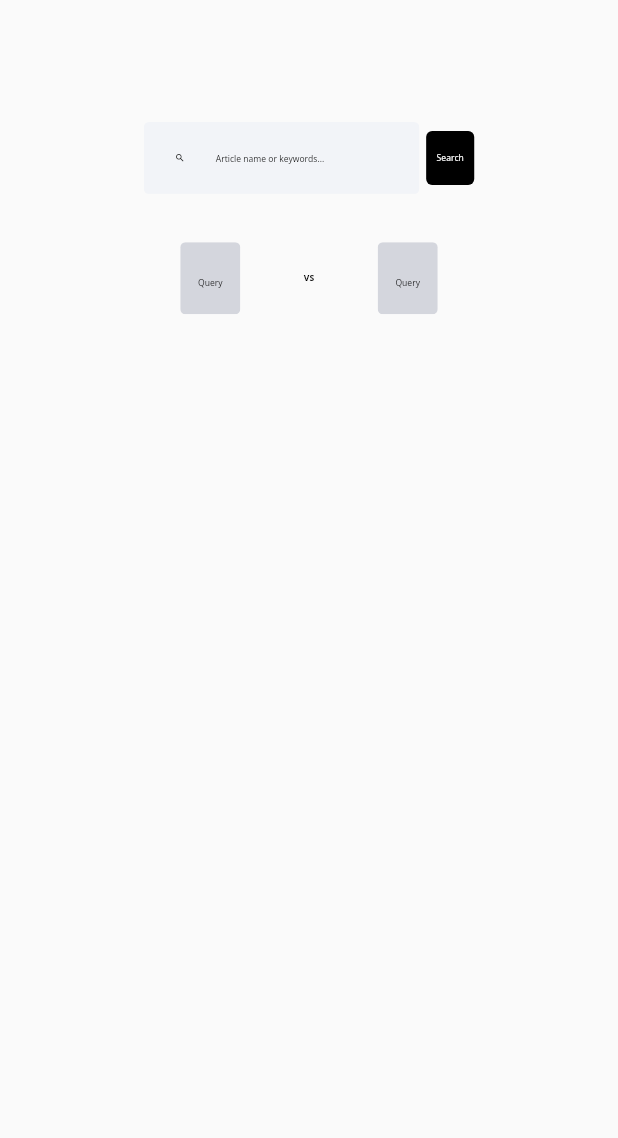
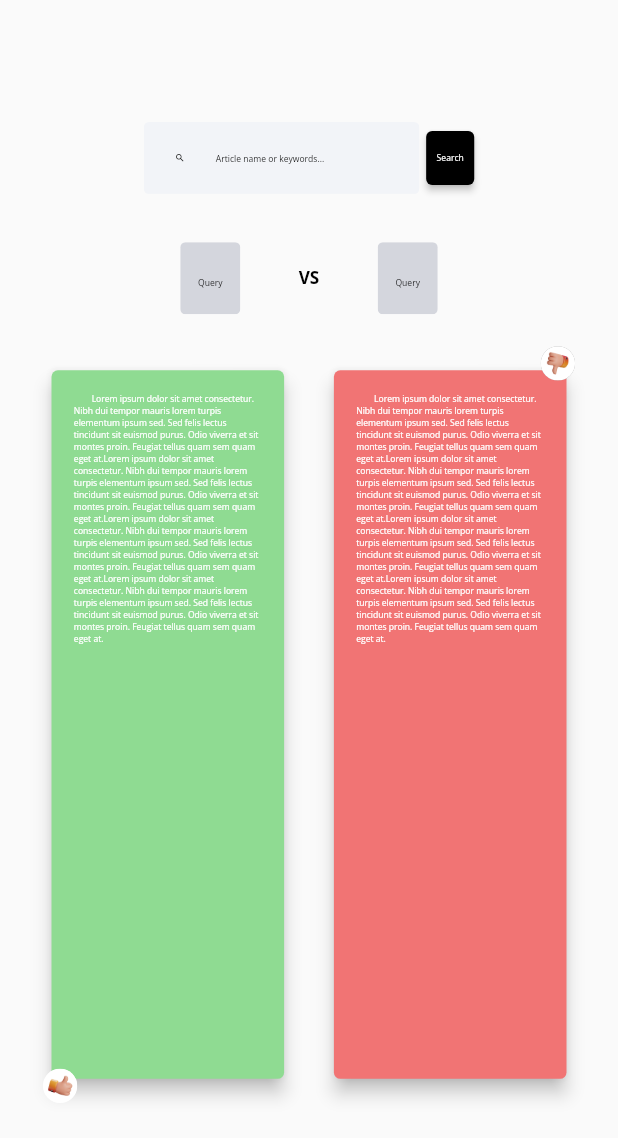
Before and after one commit to ipriyam26/pyspark, a Flutter app: the screen it shows after launch, on a phone screen of 412 x 824 dp. Shown: the top 1138 px of the screen. Run offline on Flutter 3.47's test engine with Material 2 defaults, Android fonts, the phone set to English and light mode, and no system bars; our stand-ins replace flutter_screenutil, flutter_spinkit, get, google_fonts.

Commit message:
Done with front end and first draft

```diff
--- a/FlutterProjects/twin_perspectivee/lib/controller/query_controller.dart
+++ b/FlutterProjects/twin_perspectivee/lib/controller/query_controller.dart
@@ -5,28 +5,25 @@ import 'package:twin_perspectivee/model/response.dart';
 import 'package:http/http.dart' as http;
 
 class QueryController extends GetxController {
-
   RxString query = ''.obs;
 
   void updateQuery(String newQuery) {
     query.value = newQuery;
+    update();
   }
 
   void clearQuery() {
     query.value = '';
+    // refresh();
+    update();
   }
 
   Future<ApiResponse> getResponse() async {
-
 // call api in flutter
-var result = await http.get(Uri.parse('https://jsonplaceholder.typicode.com/albums/1'));
+    var result = await http
+        .get(Uri.parse('https://jsonplaceholder.typicode.com/albums/1'));
 // convert json to object
     var response = ApiResponse.fromJson(jsonDecode(result.body));
     return response;
-
-
   }
-
-
-
 }
--- a/FlutterProjects/twin_perspectivee/lib/home.dart
+++ b/FlutterProjects/twin_perspectivee/lib/home.dart
@@ -1,19 +1,45 @@
 import 'package:flutter/material.dart';
 import 'package:flutter_screenutil/flutter_screenutil.dart';
+import 'package:flutter_spinkit/flutter_spinkit.dart';
+import 'package:get/get.dart';
 import 'package:google_fonts/google_fonts.dart';
+import 'package:twin_perspectivee/controller/query_controller.dart';
 
 class HomeScreen extends StatelessWidget {
-  const HomeScreen({Key? key}) : super(key: key);
+  HomeScreen({Key? key}) : super(key: key);
 
+  QueryController queryController = Get.put(QueryController());
   @override
   Widget build(BuildContext context) {
+    final spinKit = SpinKitPouringHourGlass(
+      color: Colors.black,
+      size: 70.w,
+    );
+    bool isLoading = false;
+    var VSText = Text(
+      "VS",
+      style: TextStyle(
+        color: Colors.black,
+        fontFamily: GoogleFonts.openSans().fontFamily,
+        fontSize: 40.sp,
+        fontWeight: FontWeight.w700,
+      ),
+    );
+    var SearchText = Text(
+      "Search",
+      style: TextStyle(
+        color: Colors.white,
+        fontFamily: GoogleFonts.openSans().fontFamily,
+        fontSize: 20.sp,
+        fontWeight: FontWeight.w400,
+      ),
+    );
     return Scaffold(
       body: Container(
-
-// alignment: Alignment.topCenter,
         padding: EdgeInsets.symmetric(vertical: 101.h, horizontal: 114.w),
-        child: Column(
-          crossAxisAlignment:  CrossAxisAlignment.center,
+        child: GetBuilder<QueryController>(builder: (controller) {
+          return Column(
+            crossAxisAlignment: CrossAxisAlignment.center,
             children: [
               Row(
                 mainAxisAlignment: MainAxisAlignment.center,
@@ -21,13 +47,18 @@ mainAxisAlignment: MainAxisAlignment.center,
                   ClipRRect(
                     borderRadius: BorderRadius.circular(12.r),
                     child: Container(
-                    // height: 74.h,
                       width: 642.w,
                       color: const Color(0xffF2F4F8),
-                    child: TextField(
+                      child: Obx(() => TextFormField(
+                            initialValue: queryController.query.value,
+                            onChanged: (value) {
+                              queryController.updateQuery(value);
+
+                            },
                             scrollPadding: EdgeInsets.all(100.w),
                             decoration: InputDecoration(
-                        prefixIcon: Icon(Icons.search,
+                              prefixIcon: Icon(
+                                Icons.search,
                                 color: Colors.black,
                                 size: 24.w,
                               ),
@@ -41,27 +72,26 @@ mainAxisAlignment: MainAxisAlignment.center,
                                 fontWeight: FontWeight.w400,
                               ),
                             ),
+                          )),
                     ),
                   ),
+                  SizedBox(
+                    width: 16.w,
                   ),
-                SizedBox(width: 16.w,),
                   SizedBox(
                     width: 112.w,
-                  child: ElevatedButton(onPressed: null,
+                    child: ElevatedButton(
+                      onPressed: () {
+                        controller.clearQuery();
+                      },
                       style: ButtonStyle(
-                  backgroundColor: MaterialStateProperty.all(Colors.black),
-                  padding: MaterialStateProperty.all(EdgeInsets.all(20.r)),
-                  textStyle: MaterialStateProperty.all(const TextStyle(fontSize: 20))), child:  Text("Search",
-                  style: TextStyle(
-                    color: Colors.white,
-                    fontFamily: GoogleFonts.openSans().fontFamily,
-                    fontSize: 20.sp,
-                    fontWeight: FontWeight.w400,
-                  ),
-                  ),
-
-
-
+                          backgroundColor:
+                              MaterialStateProperty.all(Colors.black),
+                          padding:
+                              MaterialStateProperty.all(EdgeInsets.all(20.r)),
+                          textStyle: MaterialStateProperty.all(
+                              const TextStyle(fontSize: 20))),
+                      child: SearchText,
                     ),
                   )
                 ],
@@ -72,18 +102,144 @@ mainAxisAlignment: MainAxisAlignment.center,
                 width: 600.w,
                 child: Row(
                   mainAxisAlignment: MainAxisAlignment.spaceBetween,
+                  children: [const Split(), VSText, const Split()],
+                ),
+              ),
+              SizedBox(
+                height: isLoading ? 200.h : 40.h,
+              ),
+              isLoading
+                  ? Center(
+                      child: spinKit,
+                    )
+                  : Container(
+                      height: 600.h,
+                      width: 1200.w,
+                      child: Row(
+                        mainAxisAlignment: MainAxisAlignment.spaceBetween,
                         children: [
-              ClipRRect(
+                          const Cardd(
+                            tt: """
+        Lorem ipsum dolor sit amet consectetur. Nibh dui tempor mauris lorem turpis elementum ipsum sed. Sed felis lectus tincidunt sit euismod purus. Odio viverra et sit montes proin. Feugiat tellus quam sem quam eget at.Lorem ipsum dolor sit amet consectetur. Nibh dui tempor mauris lorem turpis elementum ipsum sed. Sed felis lectus tincidunt sit euismod purus. Odio viverra et sit montes proin. Feugiat tellus quam sem quam eget at.Lorem ipsum dolor sit amet consectetur. Nibh dui tempor mauris lorem turpis elementum ipsum sed. Sed felis lectus tincidunt sit euismod purus. Odio viverra et sit montes proin. Feugiat tellus quam sem quam eget at.Lorem ipsum dolor sit amet consectetur. Nibh dui tempor mauris lorem turpis elementum ipsum sed. Sed felis lectus tincidunt sit euismod purus. Odio viverra et sit montes proin. Feugiat tellus quam sem quam eget at.""",
+                            color: Color(0xff8FDB92),
+                            isPositive: true,
+                          ),
+                          const Cardd(
+                            tt: """
+        Lorem ipsum dolor sit amet consectetur. Nibh dui tempor mauris lorem turpis elementum ipsum sed. Sed felis lectus tincidunt sit euismod purus. Odio viverra et sit montes proin. Feugiat tellus quam sem quam eget at.Lorem ipsum dolor sit amet consectetur. Nibh dui tempor mauris lorem turpis elementum ipsum sed. Sed felis lectus tincidunt sit euismod purus. Odio viverra et sit montes proin. Feugiat tellus quam sem quam eget at.Lorem ipsum dolor sit amet consectetur. Nibh dui tempor mauris lorem turpis elementum ipsum sed. Sed felis lectus tincidunt sit euismod purus. Odio viverra et sit montes proin. Feugiat tellus quam sem quam eget at.Lorem ipsum dolor sit amet consectetur. Nibh dui tempor mauris lorem turpis elementum ipsum sed. Sed felis lectus tincidunt sit euismod purus. Odio viverra et sit montes proin. Feugiat tellus quam sem quam eget at.""",
+                            color: Color(0xffF17474),
+                            isPositive: false,
+                          ),
+                        ],
+                      ),
+                    )
+            ],
+          );
+        }),
+      ),
+    );
+  }
+}
+
+class Cardd extends StatelessWidget {
+  const Cardd({
+    required this.color,
+    required this.tt,
+    required this.isPositive,
+    Key? key,
+  }) : super(key: key);
+
+  final Color color;
+  final String tt;
+  final bool isPositive;
+  @override
+  Widget build(BuildContext context) {
+    return Stack(
+      clipBehavior: Clip.none,
+      alignment: isPositive ? Alignment.bottomLeft : Alignment.topRight,
+      children: [
+        Material(
+          elevation: 5,
+          color: color,
+          borderRadius: BorderRadius.circular(15.r),
+          child: Container(
+            width: 542.w,
+            height: 587.h,
+            padding: EdgeInsets.all(52.w),
+            child: Text(
+              tt,
+              style: TextStyle(
+                color: Colors.white,
+                fontFamily: GoogleFonts.openSans().fontFamily,
+                fontSize: 20.sp,
+                fontWeight: FontWeight.w400,
+              ),
+            ),
+          ),
+        ),
+        !isPositive
+            ? Positioned(
+                top: -20.h,
+                right: -20.w,
+                child: ClipOval(
+                  child: Material(
+                    color: Colors.grey,
+                    elevation: 70,
+                    child: Container(
+                      width: 80.w,
+                      height: 80.w,
+                      padding: EdgeInsets.all(10.w),
+                      color: Colors.white,
+                      child: Image.asset(
+                        "assets/down.png",
+                        fit: BoxFit.cover,
+                      ),
+                    ),
+                  ),
+                ),
+              )
+            : Positioned(
+                left: -20.w,
+                bottom: -20.h,
+                child: ClipOval(
+                  child: Material(
+                    shadowColor: Colors.grey,
+                    elevation: 70,
+                    child: Container(
+                      width: 80.w,
+                      height: 80.w,
+                      padding: EdgeInsets.all(10.w),
+                      color: Colors.white,
+                      child: Image.asset(
+                        "assets/up.png",
+                        fit: BoxFit.cover,
+                      ),
+                    ),
+                  ),
+                ),
+              )
+      ],
+    );
+  }
+}
+
+class Split extends StatelessWidget {
+  const Split({
+    Key? key,
+  }) : super(key: key);
+
+  @override
+  Widget build(BuildContext context) {
+    return ClipRRect(
       borderRadius: BorderRadius.circular(12.r),
       child: Container(
         padding: EdgeInsets.symmetric(horizontal: 5.w),
-                  color: Color.fromARGB(255, 212, 214, 221),
+        color: const Color.fromARGB(255, 212, 214, 221),
         width: 140.w,
         child: TextField(
           textAlign: TextAlign.center,
           // scrollPadding: EdgeInsets.all(100.w),
           decoration: InputDecoration(
-
             fillColor: const Color(0xffF2F4F8),
             border: InputBorder.none,
             hintText: "Query",
@@ -96,43 +252,6 @@ mainAxisAlignment: MainAxisAlignment.center,
           ),
         ),
       ),
-              ),
-              Text("VS", style: TextStyle(
-                                  color: Colors.black,
-                                  fontFamily: GoogleFonts.openSans().fontFamily,
-                                  fontSize: 20.sp,
-                                  fontWeight: FontWeight.w700,
-                                  ),),
-              ClipRRect(
-                borderRadius: BorderRadius.circular(12.r),
-                child: Container(
-                  padding: EdgeInsets.symmetric(horizontal: 5.w),
-                  color: Color.fromARGB(255, 212, 214, 221),
-                  width: 140.w,
-                  child: TextField(
-                    textAlign: TextAlign.center,
-                            // scrollPadding: EdgeInsets.all(100.w),
-                            decoration: InputDecoration(
-
-                              fillColor: const Color(0xffF2F4F8),
-                              border: InputBorder.none,
-                              hintText: "Query",
-                              hintStyle: TextStyle(
-                                  color: Colors.black,
-                                  fontFamily: GoogleFonts.openSans().fontFamily,
-                                  fontSize: 20.sp,
-                                  fontWeight: FontWeight.w400,
-                                  ),
-                            ),
-                          ),
-                ),
-              )
-            ],
-           ),
-         )
-          ],
-        ),
-      ),
     );
   }
 }
--- a/FlutterProjects/twin_perspectivee/lib/main.dart
+++ b/FlutterProjects/twin_perspectivee/lib/main.dart
@@ -17,7 +17,7 @@ class MyApp extends StatelessWidget {
       minTextAdapt: true,
       splitScreenMode: true,
       builder: (context, child) {
-        return const GetMaterialApp(
+        return  GetMaterialApp(
             title: 'Flutter Demo',
             home:  HomeScreen());
       },
--- a/FlutterProjects/twin_perspectivee/pubspec.yaml
+++ b/FlutterProjects/twin_perspectivee/pubspec.yaml
@@ -40,6 +40,7 @@ dependencies:
   screen_utils: ^0.0.1
   google_fonts: ^3.0.1
   flutter_screenutil: ^5.6.0
+  flutter_spinkit: ^5.1.0
 
 dev_dependencies:
   flutter_test:
@@ -64,9 +65,8 @@ flutter:
   uses-material-design: true
 
   # To add assets to your application, add an assets section, like this:
-  # assets:
-  #   - images/a_dot_burr.jpeg
-  #   - images/a_dot_ham.jpeg
+  assets:
+    - assets/
 
   # An image asset can refer to one or more resolution-specific "variants", see
   # https://flutter.dev/assets-and-images/#resolution-aware
```
Also changed, not shown: FlutterProjects/twin_perspectivee/assets/down.png (added), FlutterProjects/twin_perspectivee/assets/up.png (added), FlutterProjects/twin_perspectivee/pubspec.lock. Lines whose indentation alone changed are shown as unchanged.
